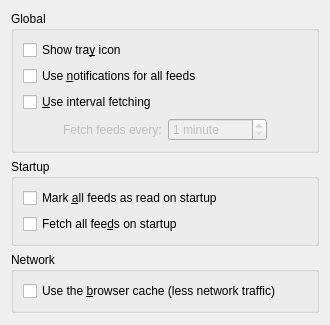
First picture: the form in akregator/configuration/settings_general.ui, repository chusopr/kdepim-ktimetracker-akonadi, before the edit.
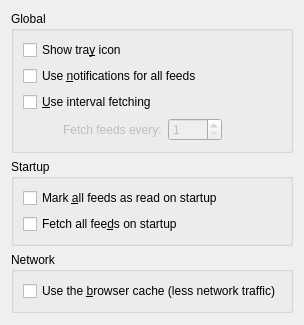
Second picture: the form after the edit. Custom widgets are drawn as their Qt base class.

Commit message: Add plural compatible suffix support to spinbox.

Patch:
```diff
--- a/akregator/configuration/settings_general.ui
+++ b/akregator/configuration/settings_general.ui
@@ -70,12 +70,6 @@
           <property name="enabled">
            <bool>false</bool>
           </property>
-          <property name="specialValueText">
-           <string>1 minute</string>
-          </property>
-          <property name="suffix">
-           <string> minutes</string>
-          </property>
           <property name="minimum">
            <number>1</number>
           </property>
@@ -156,6 +150,13 @@
    </item>
   </layout>
  </widget>
+ <customwidgets>
+  <customwidget>
+   <class>KIntSpinBox</class>
+   <extends>QSpinBox</extends>
+   <header>knuminput.h</header>
+  </customwidget>
+ </customwidgets>
  <resources/>
  <connections/>
 </ui>
```
Left out of the diff: 2 changed lines with no effect on the pictures. The commit also changes 1 other file.
